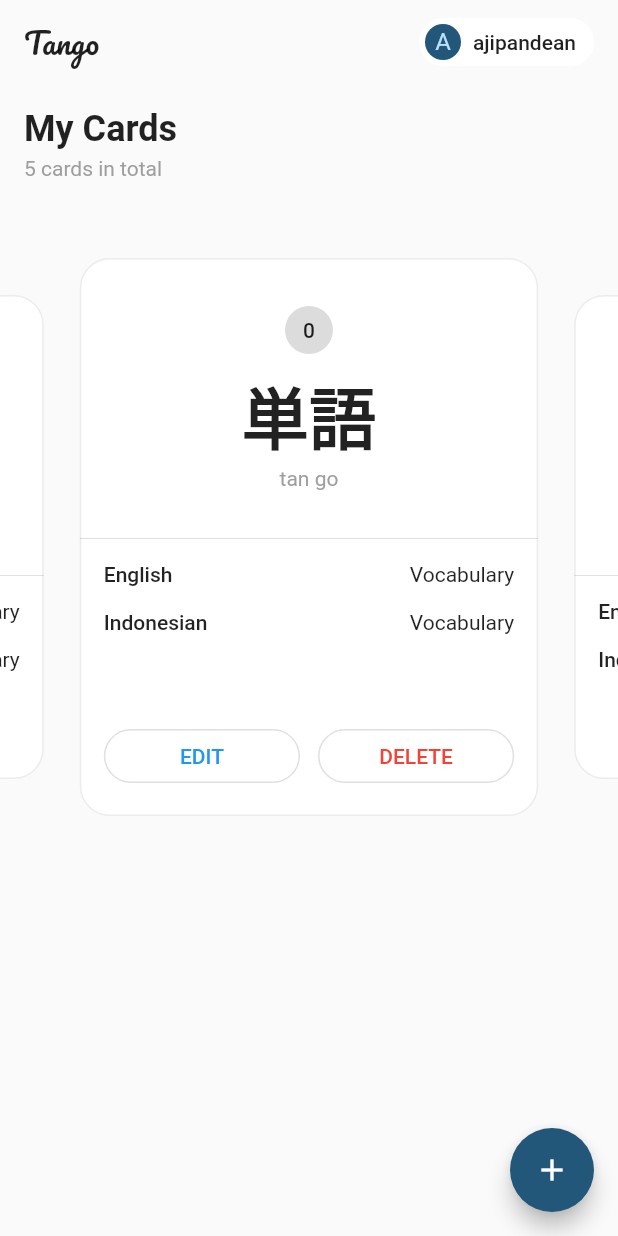
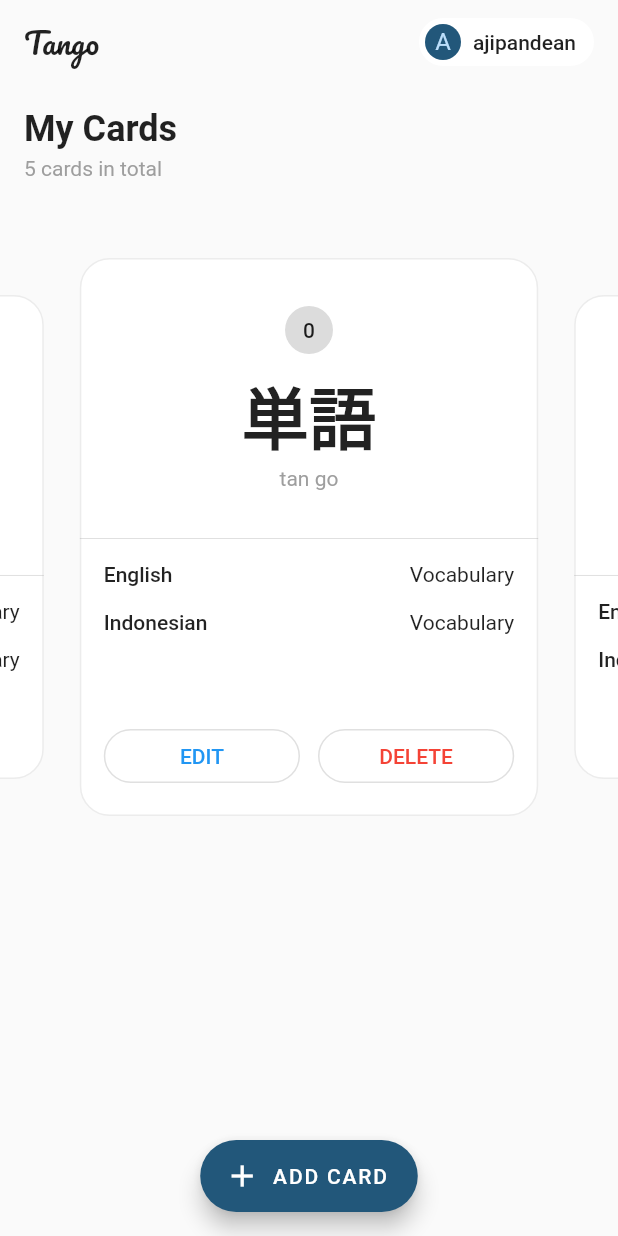
Before and after one commit to ajipandean/tango, a Flutter app: the screen it shows after launch, on a phone screen of 412 x 824 dp. Run offline on Flutter 3.47's test engine with Material 2 defaults, Android fonts, the light colour scheme and no system bars; drawn by our look-alikes of carousel_slider; our stand-ins replace google_fonts, modal_bottom_sheet.

Commit message:
modified floating action button position

```diff
--- a/lib/screens/home/components/delete_button.dart
+++ b/lib/screens/home/components/delete_button.dart
@@ -56,11 +56,10 @@ class DeleteButton extends StatelessWidget {
                   const SizedBox(height: 16),
                   SizedBox(
                     width: double.infinity,
-                    child: ElevatedButton(
+                    child: OutlinedButton(
                       onPressed: () {},
                       style: OutlinedButton.styleFrom(
-                        elevation: 0,
-                        backgroundColor: Colors.red,
+                        primary: Colors.red,
                         shape: RoundedRectangleBorder(
                           borderRadius: BorderRadius.circular(24),
                         ),
--- a/lib/screens/home/home_screen.dart
+++ b/lib/screens/home/home_screen.dart
@@ -83,14 +83,16 @@ class _HomeScreenState extends State<HomeScreen> {
           ],
         ),
       ),
-      floatingActionButton: FloatingActionButton(
-        child: const Icon(
+      floatingActionButton: FloatingActionButton.extended(
+        label: Text('Add Card'.toUpperCase()),
+        icon: const Icon(
           Icons.add,
           color: Colors.white,
         ),
         backgroundColor: Theme.of(context).primaryColor,
         onPressed: () => Navigator.pushNamed(context, '/create'),
       ),
+      floatingActionButtonLocation: FloatingActionButtonLocation.centerFloat,
     );
   }
 }
```
